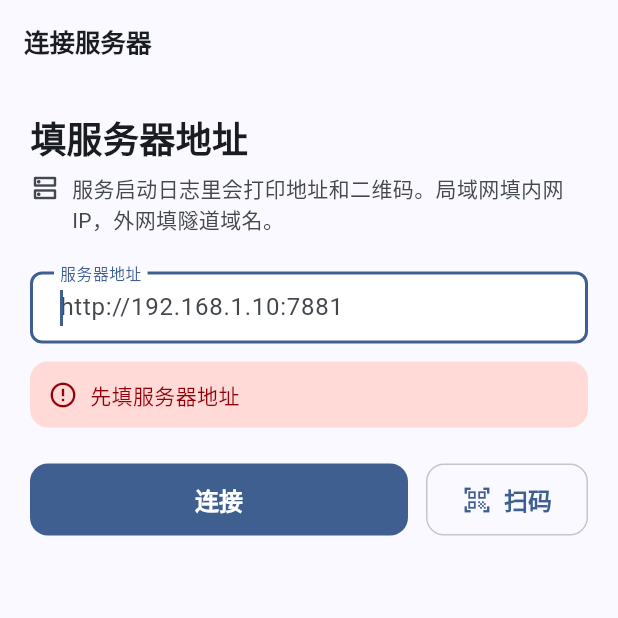
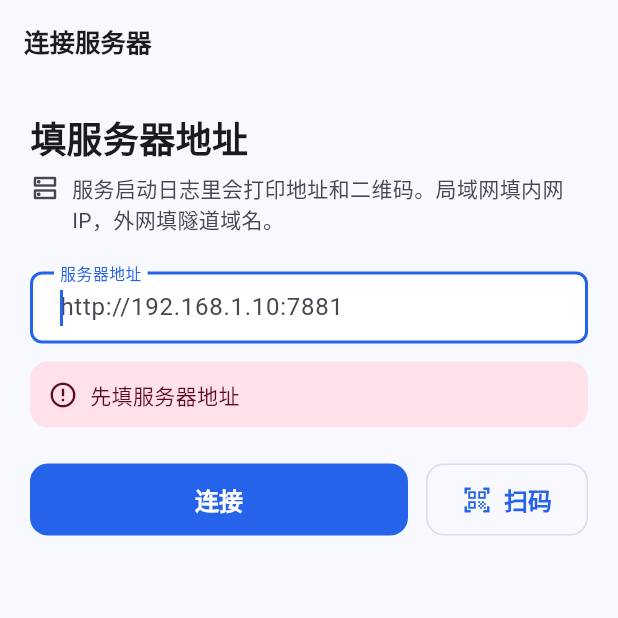
Before and after one commit to lvtong199881/qq-requirement-bot, a Flutter app: the screen it shows after launch, after a tap on "连接", on a phone screen of 412 x 824 dp, the top half of it. Run offline on Flutter 3.47's test engine with Material 3 defaults, Android fonts, the phone set to English and light mode, and no system bars; our stand-ins replace flutter_secure_storage; missing offline and left inert: mobile_scanner; accounts and stored records are empty.

Commit message:
style(app): 主题改成蓝色系，状态色换成糖果色
主色 #2563EB（深色 #8FB4FF），背景、卡片、输入框都带一点蓝；状态色取糖果色相的深浅两档——等你确认橙、进行中青、卡住粉、完成薄荷，浅色模式用深一档保证正文对比度 ≥ 4.5，深色模式用亮一档。管理员标签改用主题蓝。

```diff
--- a/app/lib/ui/theme.dart
+++ b/app/lib/ui/theme.dart
@@ -60,33 +60,46 @@ abstract final class AppText {
 
 /// 语义色：状态、失败、成功。
 ///
-/// 深浅色分开取值——同一个橙色放在白底上要够暗（对比度 ≥ 4.5），
-/// 放在深色底上要够亮，一个常量满足不了两边。
+/// 主色是蓝色系；状态这类「一眼要分清」的地方用糖果色——粉、橙、薄荷、青。
+/// 糖果色在浅色底上太浅（对比度到不了 4.5），所以浅色模式取同一个色相的
+/// 深一档，深色模式取亮一档：色相不变，亮度各走各的。
 abstract final class AppColors {
-  static const brand = Color(0xFF4A6FA5);
+  /// 主题色：蓝。浅色模式用够深的一档（正文对比度 ≥ 4.5）。
+  static const brand = Color(0xFF2563EB);
+
+  /// 深色模式的蓝：同一个色相提亮，放在深底上才够亮。
+  static const brandDark = Color(0xFF8FB4FF);
+
+  /// 糖果色板：只做点缀（徽章圆点、图标、选中态），不拿去做大面积底色。
+  static const candySky = Color(0xFF38BDF8);
+  static const candyMint = Color(0xFF34D399);
+  static const candyLemon = Color(0xFFFFD166);
+  static const candyPeach = Color(0xFFFFA45B);
+  static const candyPink = Color(0xFFFF7EB0);
+  static const candyLilac = Color(0xFFA78BFA);
 
   static Color _pick(BuildContext context, Color light, Color dark) =>
       Theme.of(context).brightness == Brightness.dark ? dark : light;
 
-  /// 等你确认（橙）。
+  /// 等你确认（糖果橙）。
   static Color waiting(BuildContext context) =>
-      _pick(context, const Color(0xFF8A5200), const Color(0xFFF0B574));
+      _pick(context, const Color(0xFFC2410C), const Color(0xFFFFB870));
 
-  /// 进行中（蓝）。
+  /// 进行中（糖果青）。
   static Color running(BuildContext context) =>
-      _pick(context, const Color(0xFF1B5AA8), const Color(0xFF92BDF7));
+      _pick(context, const Color(0xFF0E7490), const Color(0xFF6FE0F0));
 
-  /// 卡住、打回（红）。
+  /// 卡住、打回（糖果粉）。
   static Color blocked(BuildContext context) =>
-      _pick(context, const Color(0xFFA82A22), const Color(0xFFF3A39C));
+      _pick(context, const Color(0xFFC2185B), const Color(0xFFFF9BBF));
 
-  /// 已完成（绿）。
+  /// 已完成（糖果薄荷）。
   static Color done(BuildContext context) =>
-      _pick(context, const Color(0xFF1C6A45), const Color(0xFF8CD6AE));
+      _pick(context, const Color(0xFF15803D), const Color(0xFF7DE9A8));
 
-  /// 空闲、停用（灰）。
+  /// 空闲、停用（偏蓝的冷灰，别跟品牌蓝抢注意力）。
   static Color idle(BuildContext context) =>
-      _pick(context, const Color(0xFF5A6068), const Color(0xFFA8AEB6));
+      _pick(context, const Color(0xFF5B6472), const Color(0xFFAEB6C4));
 
   /// 阶段状态 → 颜色。
   static Color stage(BuildContext context, String? status) {
@@ -100,9 +113,75 @@ abstract final class AppColors {
   }
 }
 
+/// 蓝色主题的完整色板。
+///
+/// `fromSeed` 只负责生成「没显式给的」那些角色（比如 onSurface 的中性色），
+/// 主色、容器色、背景色都自己给：种子色算出来的蓝偏灰，做出来的界面
+/// 看着不像「蓝色系」，也不够糖果。
+ColorScheme _blueScheme(Brightness brightness) {
+  final base = ColorScheme.fromSeed(seedColor: AppColors.brand, brightness: brightness);
+  if (brightness == Brightness.dark) {
+    return base.copyWith(
+      primary: AppColors.brandDark,
+      onPrimary: const Color(0xFF0A1B3D),
+      primaryContainer: const Color(0xFF1E3B7A),
+      onPrimaryContainer: const Color(0xFFDCE7FF),
+      secondary: const Color(0xFF9DBBFF),
+      onSecondary: const Color(0xFF0A1B3D),
+      secondaryContainer: const Color(0xFF22335C),
+      onSecondaryContainer: const Color(0xFFDCE7FF),
+      tertiary: AppColors.candyLilac,
+      onTertiary: const Color(0xFF23124F),
+      tertiaryContainer: const Color(0xFF3B2B6E),
+      onTertiaryContainer: const Color(0xFFEDE7FF),
+      error: const Color(0xFFFF9BBF),
+      onError: const Color(0xFF4A0F24),
+      errorContainer: const Color(0xFF6B1436),
+      onErrorContainer: const Color(0xFFFFE1EA),
+      surface: const Color(0xFF0F1420),
+      onSurface: const Color(0xFFE6EAF4),
+      onSurfaceVariant: const Color(0xFFB2BCD2),
+      surfaceContainerLowest: const Color(0xFF0B0F19),
+      surfaceContainerLow: const Color(0xFF151B29),
+      surfaceContainer: const Color(0xFF1A2132),
+      surfaceContainerHigh: const Color(0xFF202839),
+      surfaceContainerHighest: const Color(0xFF263044),
+      outline: const Color(0xFF6B7690),
+      outlineVariant: const Color(0xFF333D52),
+    );
+  }
+  return base.copyWith(
+    primary: AppColors.brand,
+    onPrimary: const Color(0xFFFFFFFF),
+    primaryContainer: const Color(0xFFDCE7FF),
+    onPrimaryContainer: const Color(0xFF0B2A66),
+    secondary: const Color(0xFF2F6FED),
+    onSecondary: const Color(0xFFFFFFFF),
+    secondaryContainer: const Color(0xFFE3ECFF),
+    onSecondaryContainer: const Color(0xFF0A2A6B),
+    tertiary: const Color(0xFF7C5CFF),
+    onTertiary: const Color(0xFFFFFFFF),
+    tertiaryContainer: const Color(0xFFEDE7FF),
+    onTertiaryContainer: const Color(0xFF2A1170),
+    // 错误色用糖果粉偏红：和「卡住」的粉是同一族，但不至于撞色
+    error: const Color(0xFFD92D5C),
+    onError: const Color(0xFFFFFFFF),
+    errorContainer: const Color(0xFFFFE1EA),
+    onErrorContainer: const Color(0xFF5C0A24),
+    surface: const Color(0xFFF7F9FF),
+    surfaceContainerLowest: const Color(0xFFFFFFFF),
+    surfaceContainerLow: const Color(0xFFEAF0FD),
+    surfaceContainer: const Color(0xFFE2EAFB),
+    surfaceContainerHigh: const Color(0xFFDAE4F8),
+    surfaceContainerHighest: const Color(0xFFD2DEF5),
+    outline: const Color(0xFF8E9AB3),
+    outlineVariant: const Color(0xFFD5DEEC),
+  );
+}
+
 ThemeData buildTheme(Brightness brightness) {
   final dark = brightness == Brightness.dark;
-  final scheme = ColorScheme.fromSeed(seedColor: AppColors.brand, brightness: brightness);
+  final scheme = _blueScheme(brightness);
 
   final textTheme = TextTheme(
     displayLarge: AppText.display,
--- a/app/lib/ui/users_page.dart
+++ b/app/lib/ui/users_page.dart
@@ -307,8 +307,9 @@ class _RoleChip extends StatelessWidget {
 
   @override
   Widget build(BuildContext context) {
+    // 管理员用主题蓝（它是「身份」，不是状态），停用才用糖果粉
     final color = switch (role) {
-      'admin' => AppColors.running(context),
+      'admin' => Theme.of(context).colorScheme.primary,
       'disabled' => AppColors.blocked(context),
       _ => AppColors.idle(context),
     };
```
